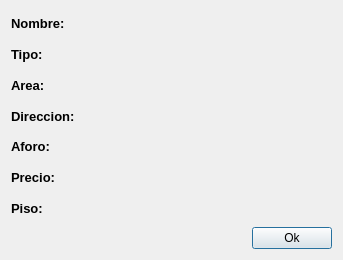
Old version of the form verMas.ui in the repository joisRomero/SistemaDeEventos.
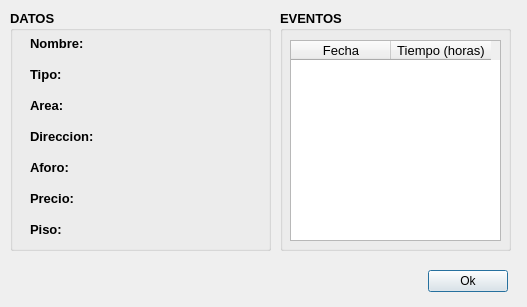
New version of the form.

Commit message: se creo una nueva caja de eventos

Patch:
```diff
--- a/verMas.ui
+++ b/verMas.ui
@@ -6,18 +6,185 @@
    <rect>
     <x>0</x>
     <y>0</y>
-    <width>343</width>
-    <height>260</height>
+    <width>527</width>
+    <height>307</height>
    </rect>
   </property>
   <property name="windowTitle">
    <string>Mas Informacion</string>
   </property>
-  <layout class="QVBoxLayout" name="verticalLayout">
-   <item>
-    <layout class="QHBoxLayout" name="horizontalLayout_2">
-     <item>
+  <widget class="QGroupBox" name="groupBox">
+   <property name="geometry">
+    <rect>
+     <x>10</x>
+     <y>10</y>
+     <width>261</width>
+     <height>241</height>
+    </rect>
+   </property>
+   <property name="font">
+    <font>
+     <pointsize>10</pointsize>
+     <weight>75</weight>
+     <bold>true</bold>
+    </font>
+   </property>
+   <property name="title">
+    <string>DATOS</string>
+   </property>
+   <widget class="QLabel" name="labelAforo">
+    <property name="geometry">
+     <rect>
+      <x>100</x>
+      <y>149</y>
+      <width>141</width>
+      <height>20</height>
+     </rect>
+    </property>
+    <property name="font">
+     <font>
+      <pointsize>10</pointsize>
+      <weight>50</weight>
+      <bold>false</bold>
+     </font>
+    </property>
+    <property name="text">
+     <string/>
+    </property>
+   </widget>
+   <widget class="QLabel" name="label_6">
+    <property name="geometry">
+     <rect>
+      <x>20</x>
+      <y>180</y>
+      <width>45</width>
+      <height>16</height>
+     </rect>
+    </property>
+    <property name="maximumSize">
+     <size>
+      <width>70</width>
+      <height>16777215</height>
+     </size>
+    </property>
+    <property name="font">
+     <font>
+      <pointsize>10</pointsize>
+      <weight>75</weight>
+      <bold>true</bold>
+     </font>
+    </property>
+    <property name="text">
+     <string>Precio:</string>
+    </property>
+   </widget>
+   <widget class="QLabel" name="labelPiso">
+    <property name="geometry">
+     <rect>
+      <x>100</x>
+      <y>211</y>
+      <width>141</width>
+      <height>20</height>
+     </rect>
+    </property>
+    <property name="font">
+     <font>
+      <pointsize>10</pointsize>
+      <weight>50</weight>
+      <bold>false</bold>
+     </font>
+    </property>
+    <property name="text">
+     <string/>
+    </property>
+   </widget>
+   <widget class="QLabel" name="label_5">
+    <property name="geometry">
+     <rect>
+      <x>20</x>
+      <y>149</y>
+      <width>42</width>
+      <height>16</height>
+     </rect>
+    </property>
+    <property name="maximumSize">
+     <size>
+      <width>70</width>
+      <height>16777215</height>
+     </size>
+    </property>
+    <property name="font">
+     <font>
+      <pointsize>10</pointsize>
+      <weight>75</weight>
+      <bold>true</bold>
+     </font>
+    </property>
+    <property name="text">
+     <string>Aforo:</string>
+    </property>
+   </widget>
+   <widget class="QLabel" name="label_3">
+    <property name="geometry">
+     <rect>
+      <x>20</x>
+      <y>87</y>
+      <width>37</width>
+      <height>16</height>
+     </rect>
+    </property>
+    <property name="maximumSize">
+     <size>
+      <width>70</width>
+      <height>16777215</height>
+     </size>
+    </property>
+    <property name="font">
+     <font>
+      <pointsize>10</pointsize>
+      <weight>75</weight>
+      <bold>true</bold>
+     </font>
+    </property>
+    <property name="text">
+     <string>Area:</string>
+    </property>
+   </widget>
+   <widget class="QLabel" name="label_2">
+    <property name="geometry">
+     <rect>
+      <x>20</x>
+      <y>56</y>
+      <width>31</width>
+      <height>16</height>
+     </rect>
+    </property>
+    <property name="maximumSize">
+     <size>
+      <width>70</width>
+      <height>16777215</height>
+     </size>
+    </property>
+    <property name="font">
+     <font>
+      <pointsize>10</pointsize>
+      <weight>75</weight>
+      <bold>true</bold>
+     </font>
+    </property>
+    <property name="text">
+     <string>Tipo:</string>
+    </property>
+   </widget>
       <widget class="QLabel" name="label">
+    <property name="geometry">
+     <rect>
+      <x>20</x>
+      <y>25</y>
+      <width>54</width>
+      <height>16</height>
+     </rect>
+    </property>
        <property name="maximumSize">
         <size>
          <width>70</width>
@@ -35,97 +202,95 @@
         <string>Nombre:</string>
        </property>
       </widget>
-     </item>
-     <item>
+   <widget class="QLabel" name="labelCosto">
+    <property name="geometry">
+     <rect>
+      <x>100</x>
+      <y>180</y>
+      <width>141</width>
+      <height>20</height>
+     </rect>
+    </property>
+    <property name="font">
+     <font>
+      <pointsize>10</pointsize>
+      <weight>50</weight>
+      <bold>false</bold>
+     </font>
+    </property>
+    <property name="text">
+     <string/>
+    </property>
+   </widget>
+   <widget class="QLabel" name="labelArea">
+    <property name="geometry">
+     <rect>
+      <x>100</x>
+      <y>87</y>
+      <width>141</width>
+      <height>20</height>
+     </rect>
+    </property>
+    <property name="font">
+     <font>
+      <pointsize>10</pointsize>
+      <weight>50</weight>
+      <bold>false</bold>
+     </font>
+    </property>
+    <property name="text">
+     <string/>
+    </property>
+   </widget>
       <widget class="QLabel" name="labelNombre">
+    <property name="geometry">
+     <rect>
+      <x>100</x>
+      <y>25</y>
+      <width>141</width>
+      <height>20</height>
+     </rect>
+    </property>
        <property name="font">
         <font>
          <pointsize>10</pointsize>
+      <weight>50</weight>
+      <bold>false</bold>
         </font>
        </property>
        <property name="text">
         <string/>
        </property>
       </widget>
-     </item>
-    </layout>
-   </item>
-   <item>
-    <layout class="QHBoxLayout" name="horizontalLayout_3">
-     <item>
-      <widget class="QLabel" name="label_2">
-       <property name="maximumSize">
-        <size>
-         <width>70</width>
-         <height>16777215</height>
-        </size>
-       </property>
-       <property name="font">
-        <font>
-         <pointsize>10</pointsize>
-         <weight>75</weight>
-         <bold>true</bold>
-        </font>
-       </property>
-       <property name="text">
-        <string>Tipo:</string>
-       </property>
-      </widget>
-     </item>
-     <item>
       <widget class="QLabel" name="labelTipo">
-       <property name="font">
-        <font>
-         <pointsize>10</pointsize>
-        </font>
-       </property>
-       <property name="text">
-        <string/>
-       </property>
-      </widget>
-     </item>
-    </layout>
-   </item>
-   <item>
-    <layout class="QHBoxLayout" name="horizontalLayout_4">
-     <item>
-      <widget class="QLabel" name="label_3">
-       <property name="maximumSize">
-        <size>
-         <width>70</width>
-         <height>16777215</height>
-        </size>
-       </property>
+    <property name="geometry">
+     <rect>
+      <x>100</x>
+      <y>56</y>
+      <width>141</width>
+      <height>20</height>
+     </rect>
+    </property>
        <property name="font">
         <font>
          <pointsize>10</pointsize>
-         <weight>75</weight>
-         <bold>true</bold>
+      <weight>50</weight>
+      <bold>false</bold>
         </font>
        </property>
        <property name="text">
-        <string>Area:</string>
-       </property>
-      </widget>
-     </item>
-     <item>
-      <widget class="QLabel" name="labelArea">
-       <property name="font">
-        <font>
-         <pointsize>10</pointsize>
-        </font>
-       </property>
-       <property name="text">
         <string/>
        </property>
       </widget>
-     </item>
-    </layout>
-   </item>
-   <item>
-    <layout class="QHBoxLayout" name="horizontalLayout_5">
-     <item>
       <widget class="QLabel" name="label_4">
+    <property name="geometry">
+     <rect>
+      <x>20</x>
+      <y>118</y>
+      <width>64</width>
+      <height>16</height>
+     </rect>
+    </property>
        <property name="maximumSize">
         <size>
          <width>70</width>
@@ -143,97 +308,35 @@
         <string>Direccion:</string>
        </property>
       </widget>
-     </item>
-     <item>
       <widget class="QLabel" name="labelDireccion">
-       <property name="font">
-        <font>
-         <pointsize>10</pointsize>
-        </font>
-       </property>
-       <property name="text">
-        <string/>
-       </property>
-      </widget>
-     </item>
-    </layout>
-   </item>
-   <item>
-    <layout class="QHBoxLayout" name="horizontalLayout_6">
-     <item>
-      <widget class="QLabel" name="label_5">
-       <property name="maximumSize">
-        <size>
-         <width>70</width>
-         <height>16777215</height>
-        </size>
-       </property>
+    <property name="geometry">
+     <rect>
+      <x>100</x>
+      <y>118</y>
+      <width>141</width>
+      <height>20</height>
+     </rect>
+    </property>
        <property name="font">
         <font>
          <pointsize>10</pointsize>
-         <weight>75</weight>
-         <bold>true</bold>
+      <weight>50</weight>
+      <bold>false</bold>
         </font>
        </property>
        <property name="text">
-        <string>Aforo:</string>
-       </property>
-      </widget>
-     </item>
-     <item>
-      <widget class="QLabel" name="labelAforo">
-       <property name="font">
-        <font>
-         <pointsize>10</pointsize>
-        </font>
-       </property>
-       <property name="text">
         <string/>
        </property>
       </widget>
-     </item>
-    </layout>
-   </item>
-   <item>
-    <layout class="QHBoxLayout" name="horizontalLayout_7">
-     <item>
-      <widget class="QLabel" name="label_6">
-       <property name="maximumSize">
-        <size>
-         <width>70</width>
-         <height>16777215</height>
-        </size>
-       </property>
-       <property name="font">
-        <font>
-         <pointsize>10</pointsize>
-         <weight>75</weight>
-         <bold>true</bold>
-        </font>
-       </property>
-       <property name="text">
-        <string>Precio:</string>
-       </property>
-      </widget>
-     </item>
-     <item>
-      <widget class="QLabel" name="labelCosto">
-       <property name="font">
-        <font>
-         <pointsize>10</pointsize>
-        </font>
-       </property>
-       <property name="text">
-        <string/>
-       </property>
-      </widget>
-     </item>
-    </layout>
-   </item>
-   <item>
-    <layout class="QHBoxLayout" name="horizontalLayout_8">
-     <item>
       <widget class="QLabel" name="label_7">
+    <property name="geometry">
+     <rect>
+      <x>20</x>
+      <y>211</y>
+      <width>31</width>
+      <height>16</height>
+     </rect>
+    </property>
        <property name="maximumSize">
         <size>
          <width>70</width>
@@ -251,22 +354,63 @@
         <string>Piso:</string>
        </property>
       </widget>
-     </item>
-     <item>
-      <widget class="QLabel" name="labelPiso">
+  </widget>
+  <widget class="QGroupBox" name="groupBox_2">
+   <property name="geometry">
+    <rect>
+     <x>280</x>
+     <y>10</y>
+     <width>231</width>
+     <height>241</height>
+    </rect>
+   </property>
        <property name="font">
         <font>
          <pointsize>10</pointsize>
-        </font>
-       </property>
+     <weight>75</weight>
+     <bold>true</bold>
+    </font>
+   </property>
+   <property name="title">
+    <string>EVENTOS</string>
+   </property>
+   <widget class="QTableWidget" name="tableWidget">
+    <property name="geometry">
+     <rect>
+      <x>10</x>
+      <y>30</y>
+      <width>211</width>
+      <height>201</height>
+     </rect>
+    </property>
+    <property name="font">
+     <font>
+      <pointsize>10</pointsize>
+      <weight>50</weight>
+      <bold>false</bold>
+     </font>
+    </property>
+    <column>
        <property name="text">
-        <string/>
-       </property>
-      </widget>
-     </item>
-    </layout>
-   </item>
-   <item>
+      <string>Fecha</string>
+     </property>
+    </column>
+    <column>
+     <property name="text">
+      <string>Tiempo (horas)</string>
+     </property>
+    </column>
+   </widget>
+  </widget>
+  <widget class="QWidget" name="">
+   <property name="geometry">
+    <rect>
+     <x>380</x>
+     <y>270</y>
+     <width>128</width>
+     <height>23</height>
+    </rect>
+   </property>
     <layout class="QHBoxLayout" name="horizontalLayout">
      <item>
       <spacer name="horizontalSpacer">
@@ -289,8 +433,7 @@
       </widget>
      </item>
     </layout>
-   </item>
-  </layout>
+  </widget>
  </widget>
  <resources/>
  <connections/>
```
Lines whose indentation alone changed are shown as unchanged.
